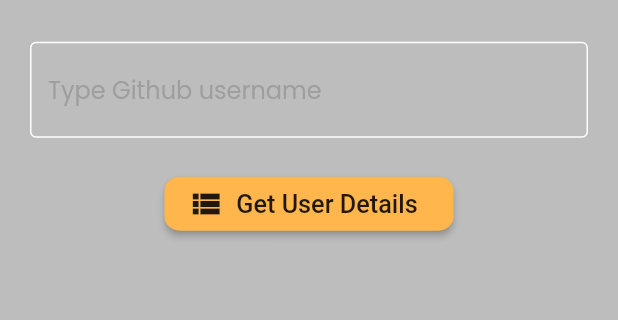
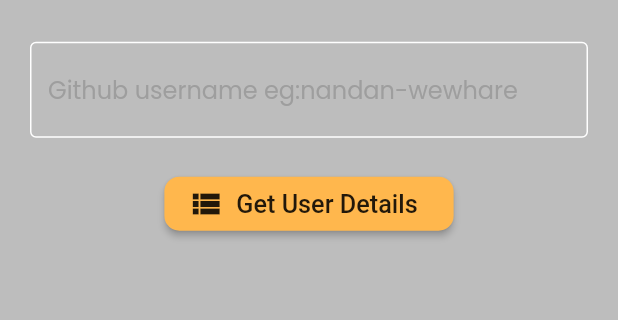
Before and after one commit to Nandan-Wewhare/github-user-searcher, a Flutter app: the screen it shows after launch, on a phone screen of 412 x 824 dp, the part 519-839 px from its top. Run offline on Flutter 3.47's test engine with Material 2 defaults, Android fonts, the phone set to English and light mode, and no system bars; our stand-ins replace cached_network_image, google_fonts; missing offline and left inert: number_slide_animation; Roboto replaces fonts that are missing (Ubuntu).

Commit message:
minor UX change

```diff
--- a/lib/widgets/home_screen_widgets.dart
+++ b/lib/widgets/home_screen_widgets.dart
@@ -22,7 +22,7 @@
             errorBorder: OutlineInputBorder(
               borderSide: BorderSide(color: Colors.red),
             ),
-            hintText: 'Type Github username',
+            hintText: 'Github username eg:nandan-wewhare',
             hintStyle: GoogleFonts.poppins(color: Colors.grey),
           ),
         ),
```
